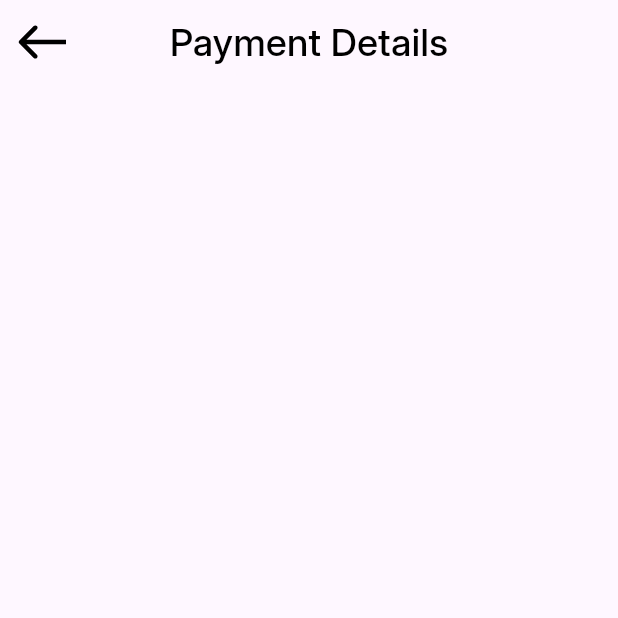
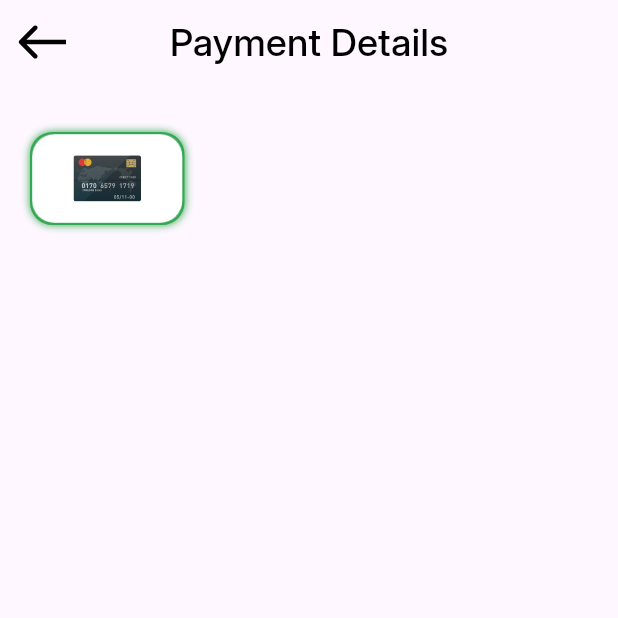
Before and after one commit to mhussien1102/checkout_app, a Flutter app: the PaymentDetails screen opened directly, on a phone screen of 412 x 824 dp, the top half of it. Run offline on Flutter 3.47's test engine with Material 3 defaults, Android fonts, the light colour scheme and no system bars; our stand-ins replace flutter_svg.

Commit message:
make the first item of payment methods as card payment

```diff
--- a/lib/features/checkout/presentation/views/payment_details.dart
+++ b/lib/features/checkout/presentation/views/payment_details.dart
@@ -1,11 +1,16 @@
 import 'package:checkout_app/core/methods/build_appbar.dart';
 import 'package:flutter/material.dart';
+
+import 'widgets/payment_details_body.dart';
 
 class PaymentDetails extends StatelessWidget {
   const PaymentDetails({super.key});
 
   @override
   Widget build(BuildContext context) {
-    return Scaffold(appBar: buildAppBar('Payment Details'));
+    return Scaffold(
+      appBar: buildAppBar('Payment Details'),
+      body: PaymentDetailsBody(),
+    );
   }
 }
--- /dev/null
+++ b/lib/features/checkout/presentation/views/widgets/card_payment.dart
@@ -0,0 +1,38 @@
+import 'package:flutter/material.dart';
+import 'package:flutter_svg/flutter_svg.dart';
+
+class CardPayment extends StatelessWidget {
+  final String icon;
+  const CardPayment({super.key, required this.icon});
+
+  @override
+  Widget build(BuildContext context) {
+    return Container(
+      height: 62,
+      width: 103,
+      decoration: ShapeDecoration(
+        shape: RoundedRectangleBorder(
+          side: BorderSide(color: Color(0xff34A853), width: 1.5),
+          borderRadius: BorderRadius.circular(15),
+        ),
+        shadows: [
+          BoxShadow(
+            color: Color(0xff34A853),
+            spreadRadius: 0,
+            blurRadius: 4,
+            offset: Offset(0, 0),
+          ),
+        ],
+      ),
+      child: Container(
+        decoration: ShapeDecoration(
+          shape: RoundedRectangleBorder(
+            borderRadius: BorderRadius.circular(15),
+          ),
+          color: Colors.white,
+        ),
+        child: Center(child: SvgPicture.asset(icon, height: 31)),
+      ),
+    );
+  }
+}
--- /dev/null
+++ b/lib/features/checkout/presentation/views/widgets/payment_details_body.dart
@@ -0,0 +1,20 @@
+import 'package:checkout_app/features/checkout/presentation/views/widgets/card_payment.dart';
+import 'package:flutter/material.dart';
+import 'package:flutter_svg/flutter_svg.dart';
+
+class PaymentDetailsBody extends StatelessWidget {
+  const PaymentDetailsBody({super.key});
+
+  @override
+  Widget build(BuildContext context) {
+    return Padding(
+      padding: const EdgeInsets.symmetric(horizontal: 20),
+      child: Column(
+        children: [
+          SizedBox(height: 32),
+          CardPayment(icon: "assets/images/SVGRepo_iconCarrier.svg"),
+        ],
+      ),
+    );
+  }
+}
```
